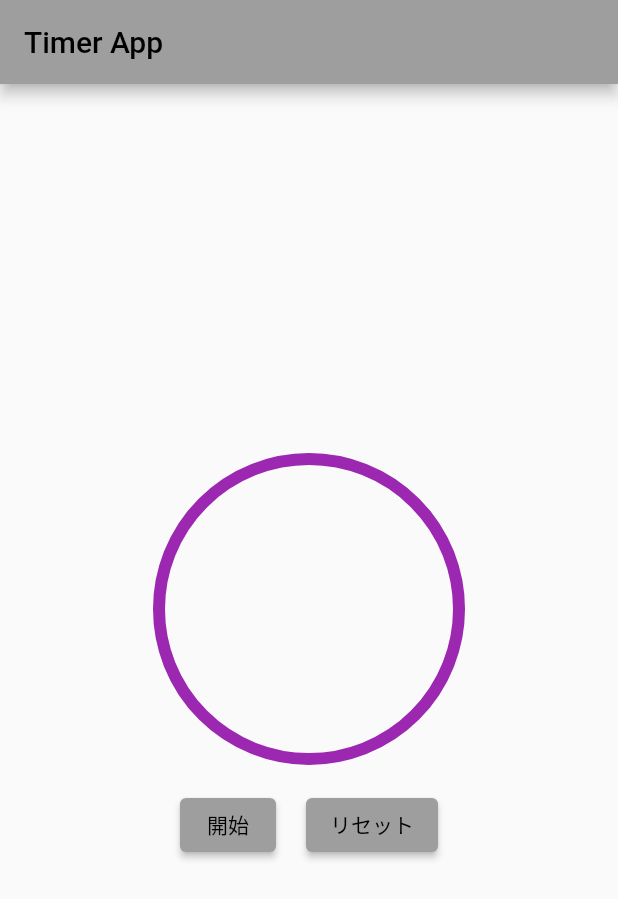
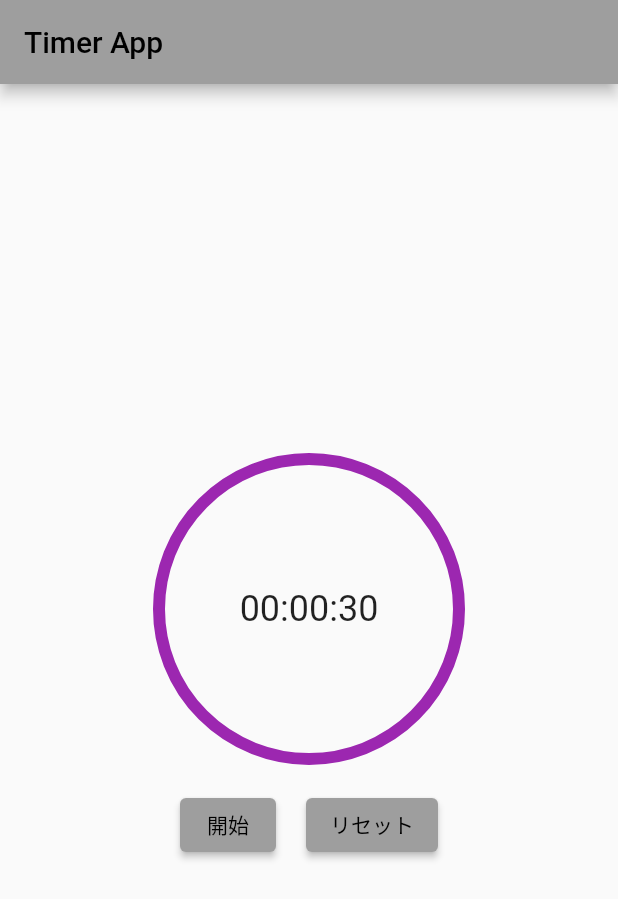
Before and after one commit to yuki-325/telephone_seal, a Flutter app: the screen it shows after launch, after a tap on "開始", after a tap on "リセット", on a phone screen of 412 x 824 dp. Shown: the top 899 px of the screen. Run offline on Flutter 3.47's test engine with Material 2 defaults, Android fonts, the phone set to English and light mode, and no system bars; our stand-ins replace flutter_login, logger; Roboto replaces fonts that are missing (NotoSans, OpenSans).

Commit message:
[fix] とりあえずゲージ動くようになった

```diff
--- a/lib/main.dart
+++ b/lib/main.dart
@@ -22,7 +22,7 @@ void main() {
   );
   runApp(
     ChangeNotifierProvider(
-      create: (context) => TimerModel("01:00:00"), // TimerModelプロバイダーを作成
+      create: (context) => TimerModel("00:00:30"), // TimerModelプロバイダーを作成
       child: const MyApp(),
     ),
   );
--- a/lib/models/timer_model.dart
+++ b/lib/models/timer_model.dart
@@ -36,6 +36,9 @@ class TimerModel extends ChangeNotifier {
   }
 
   double get percentage {
+    LoggerUtil.debug("get percentage _currentDuration :=> $_currentDuration");
+    LoggerUtil.debug("get percentage _initialDuration :=> $_initialDuration");
+
     final currentMilliseconds = _currentDuration.inMilliseconds;
     final totalMilliseconds = _initialDuration.inMilliseconds;
 
@@ -45,6 +48,7 @@ class TimerModel extends ChangeNotifier {
 
     final percentage =
         (currentMilliseconds / totalMilliseconds).clamp(0.0, 1.0);
+    LoggerUtil.debug("get percentage return :=> $percentage");
     return percentage;
   }
 
@@ -55,6 +59,7 @@ class TimerModel extends ChangeNotifier {
     _timer = Timer.periodic(const Duration(seconds: 1), (timer) {
       if (_currentDuration.inSeconds > 0) {
         _currentDuration -= const Duration(seconds: 1);
+        _controller.forward();
         notifyListeners();
       } else {
         _timer.cancel();
@@ -62,12 +67,12 @@ class TimerModel extends ChangeNotifier {
         notifyListeners();
       }
     });
-    if (_controller.isAnimating) {
-      _controller.stop();
-    }
-    _controller.reset();
-    _controller.duration = _currentDuration;
-    _controller.forward();
+    // if (_controller.isAnimating) {
+    //   _controller.stop();
+    // }
+    // _controller.reset();
+    // _controller.duration = _currentDuration;
+    // _controller.forward();
     // タイマーの残り時間に応じて`percentage`を更新
     // 例: タイマーが進行する度に `percentage = 新しい割合` を計算し、`notifyListeners()`を呼び出す
     notifyListeners();
@@ -83,7 +88,7 @@ class TimerModel extends ChangeNotifier {
       notifyListeners();
     }
     if (_controller.isAnimating) {
-      _controller.stop();
+      // _controller.stop();
       // _controller.dispose();
     }
     LoggerUtil.debug("stopTimer() end");
--- a/lib/widget/timer_gauge_widget.dart
+++ b/lib/widget/timer_gauge_widget.dart
@@ -30,11 +30,27 @@ class _TimerGaugeWidgetState extends State<TimerGaugeWidget>
         ).animate(CurvedAnimation(
             parent: timerModel.controller, curve: Curves.easeInOut)),
         builder: (BuildContext context, Widget? child) {
-          return CustomPaint(
-            size: Size(radius * 2, radius * 2),
-            painter: TimerGaugePainter(
-                percentage: timerModel.percentage, color: Colors.purple),
-          );
+          return Column(children: [
+            CustomPaint(
+              size: Size(radius * 2, radius * 2),
+              painter: TimerGaugePainter(
+                  percentage: timerModel.percentage, color: Colors.purple),
+              child: SizedBox(
+                width: radius * 2,
+                height: radius * 2,
+                // decoration: BoxDecoration(
+                //     shape: BoxShape.circle,
+                //     border:
+                //         Border.all(color: Colors.black87, width: strokeWidth)),
+                child: Center(
+                  child: Text(
+                    timerModel.timeRemaining,
+                    style: const TextStyle(fontSize: 24),
+                  ),
+                ),
+              ),
+            ),
+          ]);
         });
   }
 }
```
Also changed, not shown: 1 other file.
